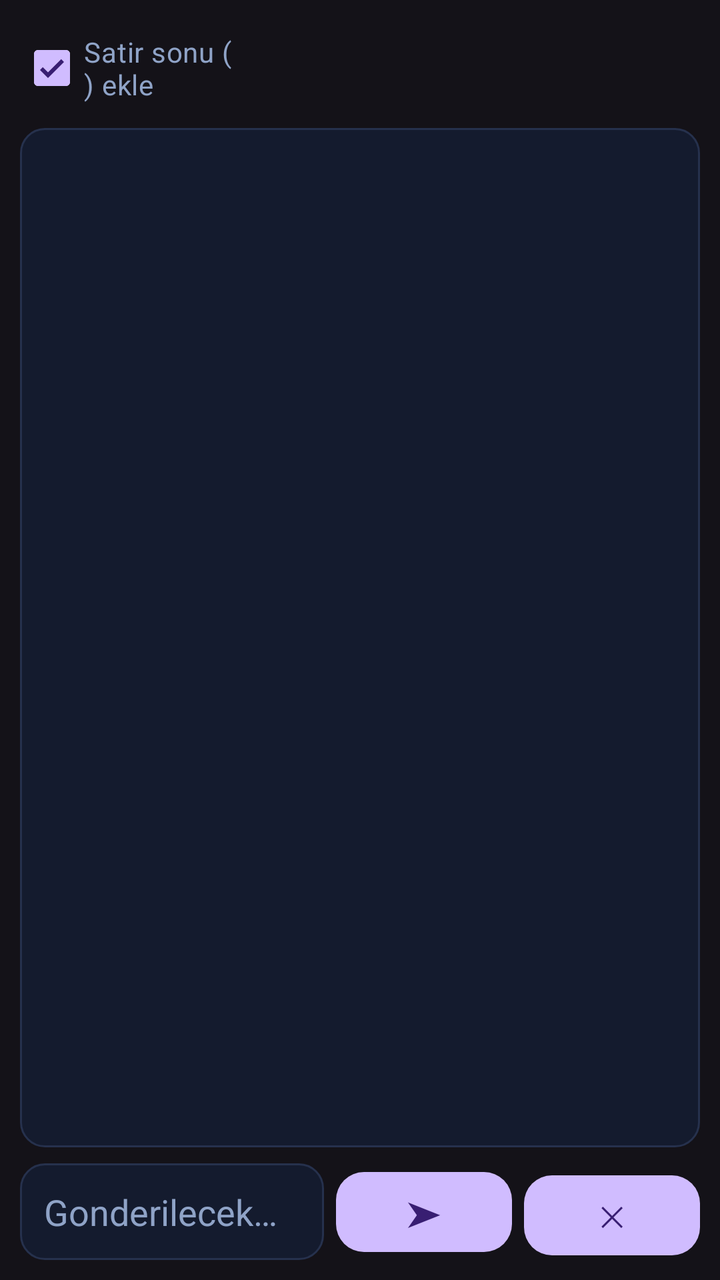
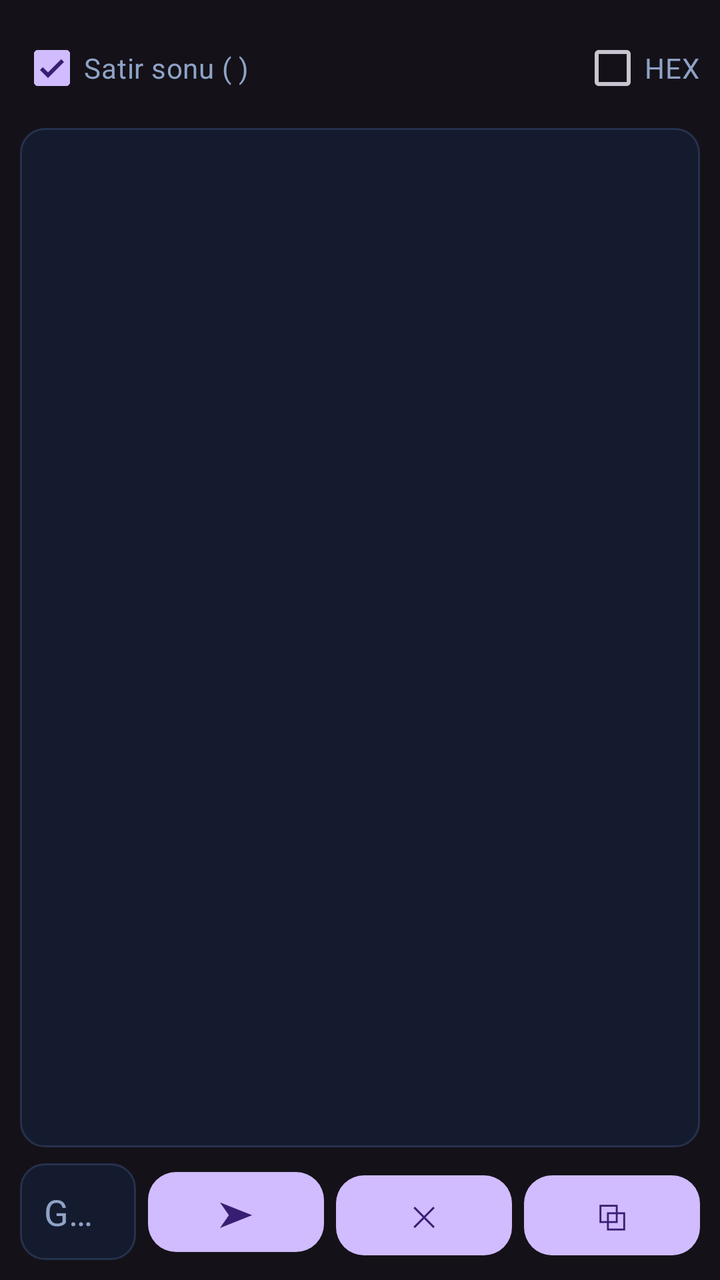

Two renders of the same Android screen: before a commit and after it. Below are the layout's source before the change and the commit's diff.
<!-- AndroidManifest.xml: application theme Theme.BTTerminal -->
<!-- res/layout/fragment_terminal.xml -->
<?xml version="1.0" encoding="utf-8"?>
<LinearLayout xmlns:android="http://schemas.android.com/apk/res/android"
    xmlns:app="http://schemas.android.com/apk/res-auto"
    android:layout_width="match_parent"
    android:layout_height="match_parent"
    android:orientation="vertical"
    android:padding="10dp">

    <CheckBox
        android:id="@+id/newlineCb"
        android:layout_width="wrap_content"
        android:layout_height="wrap_content"
        android:checked="true"
        android:text="Satir sonu (\n) ekle"
        android:textColor="@color/text_dim" />

    <ScrollView
        android:layout_width="match_parent"
        android:layout_height="0dp"
        android:layout_weight="1"
        android:layout_marginTop="6dp"
        android:background="@drawable/input_bg">

        <TextView
            android:id="@+id/logText"
            android:layout_width="match_parent"
            android:layout_height="wrap_content"
            android:fontFamily="monospace"
            android:padding="10dp"
            android:textColor="@color/mint"
            android:textIsSelectable="true"
            android:textSize="13sp" />
    </ScrollView>

    <LinearLayout
        android:layout_width="match_parent"
        android:layout_height="wrap_content"
        android:layout_marginTop="8dp"
        android:orientation="horizontal">

        <EditText
            android:id="@+id/inputText"
            android:layout_width="0dp"
            android:layout_height="wrap_content"
            android:layout_weight="1"
            android:background="@drawable/input_bg"
            android:ellipsize="end"
            android:hint="Gonderilecek yazi"
            android:inputType="text"
            android:maxLines="1"
            android:padding="12dp"
            android:singleLine="true"
            android:textColor="@color/text_main"
            android:textColorHint="@color/text_dim" />

        <com.google.android.material.button.MaterialButton
            android:id="@+id/sendBtn"
            android:layout_width="wrap_content"
            android:layout_height="wrap_content"
            android:layout_marginStart="6dp"
            android:text="➤"
            android:textSize="18sp"
            app:cornerRadius="14dp" />

        <com.google.android.material.button.MaterialButton
            android:id="@+id/clearBtn"
            android:layout_width="wrap_content"
            android:layout_height="wrap_content"
            android:layout_marginStart="6dp"
            android:text="✕"
            app:cornerRadius="14dp" />
    </LinearLayout>

</LinearLayout>
<!-- resources referenced by this layout -->
<resources>
  <color name="mint">#00FF9D</color>
  <color name="text_dim">#8FA3C7</color>
  <color name="text_main">#E8F4FF</color>
  <!-- drawable input_bg (drawable) -->
  <?xml version="1.0" encoding="utf-8"?>
  <shape xmlns:android="http://schemas.android.com/apk/res/android" android:shape="rectangle">
      <solid android:color="@color/surface" />
      <corners android:radius="12dp" />
      <stroke android:width="1dp" android:color="#26314D" />
  </shape>
  <style name="Theme.BTTerminal" parent="Theme.Material3.Dark.NoActionBar" />
  <color name="surface">#141B2E</color>
</resources>

<!-- the commit's change to res/layout/fragment_terminal.xml (unified diff, before → after) -->
@@ -6,13 +6,31 @@
     android:orientation="vertical"
     android:padding="10dp">
 
-    <CheckBox
-        android:id="@+id/newlineCb"
-        android:layout_width="wrap_content"
+    <LinearLayout
+        android:layout_width="match_parent"
         android:layout_height="wrap_content"
-        android:checked="true"
-        android:text="Satir sonu (\n) ekle"
-        android:textColor="@color/text_dim" />
+        android:gravity="center_vertical"
+        android:orientation="horizontal">
+
+        <CheckBox
+            android:id="@+id/newlineCb"
+            android:layout_width="0dp"
+            android:layout_height="wrap_content"
+            android:layout_weight="1"
+            android:checked="true"
+            android:ellipsize="end"
+            android:maxLines="1"
+            android:singleLine="true"
+            android:text="Satir sonu (\n)"
+            android:textColor="@color/text_dim" />
+
+        <CheckBox
+            android:id="@+id/hexCb"
+            android:layout_width="wrap_content"
+            android:layout_height="wrap_content"
+            android:text="HEX"
+            android:textColor="@color/text_dim" />
+    </LinearLayout>
 
     <ScrollView
         android:layout_width="match_parent"
@@ -46,6 +64,7 @@
             android:background="@drawable/input_bg"
             android:ellipsize="end"
             android:hint="Gonderilecek yazi"
+            android:imeOptions="actionSend"
             android:inputType="text"
             android:maxLines="1"
             android:padding="12dp"
@@ -69,6 +88,14 @@
             android:layout_marginStart="6dp"
             android:text="✕"
             app:cornerRadius="14dp" />
+
+        <com.google.android.material.button.MaterialButton
+            android:id="@+id/copyBtn"
+            android:layout_width="wrap_content"
+            android:layout_height="wrap_content"
+            android:layout_marginStart="6dp"
+            android:text="⧉"
+            app:cornerRadius="14dp" />
     </LinearLayout>
 
 </LinearLayout>
